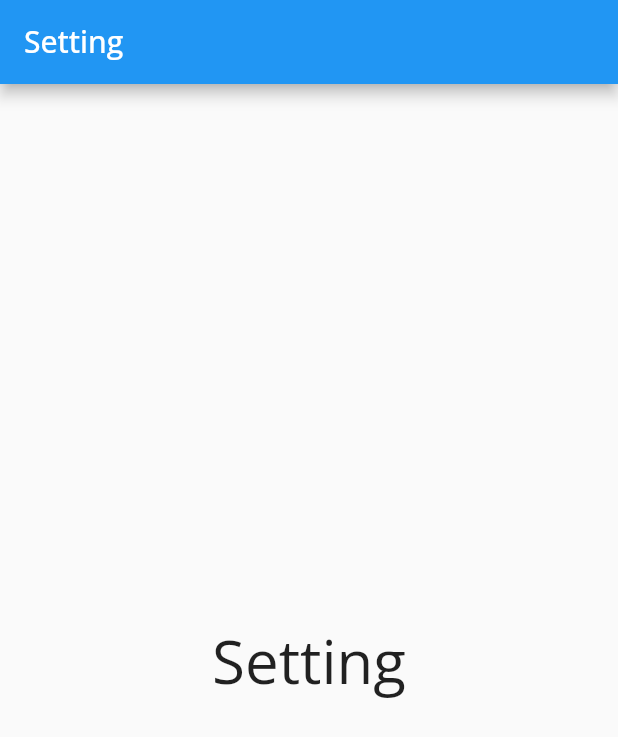
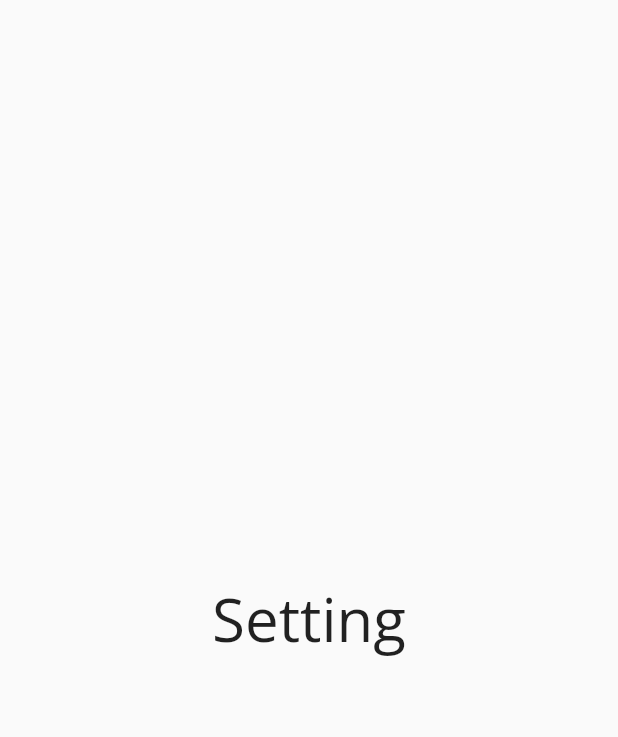
Before and after one commit to CNDvn/ParkingApp-Mobile, a Flutter app: the Setting screen opened directly, on a phone screen of 412 x 824 dp. Shown: the top 737 px of the screen. Run offline on Flutter 3.47's test engine with Material 2 defaults, Android fonts, the phone set to English and light mode, and no system bars; our stand-ins replace intro_slider.

Commit message:
update PAM-11

```diff
--- a/lib/view/bottomNavigationBar/data_bottom_tab_bar.dart
+++ b/lib/view/bottomNavigationBar/data_bottom_tab_bar.dart
@@ -1,9 +1,9 @@
 import 'package:flutter/material.dart';
 import 'package:parkingappmobile/configs/themes/app_color.dart';
-import 'package:parkingappmobile/view/bottomNavigationBar/setting.dart';
 import 'package:parkingappmobile/view/history/history.dart';
 import 'package:parkingappmobile/view/home/home.dart';
 import 'package:parkingappmobile/view/payments/payments.dart';
+import 'package:parkingappmobile/view/setting/setting.dart';
 
 int currentTab = 0;
 
--- a/lib/view/bottomNavigationBar/setting.dart
+++ /dev/null
@@ -1,18 +0,0 @@
-import 'package:flutter/material.dart';
-
-class Setting extends StatefulWidget {
-  const Setting({ Key? key }) : super(key: key);
-
-  @override
-  _SettingState createState() => _SettingState();
-}
-
-class _SettingState extends State<Setting> {
-  @override
-  Widget build(BuildContext context) {
-    return Scaffold(
-      appBar: AppBar(title: Text('Setting')),
-      body: Center(child: Text('Setting', style: TextStyle(fontSize: 40),),),
-    );
-  }
-}
--- a/lib/view/history/history.dart
+++ b/lib/view/history/history.dart
@@ -11,9 +11,6 @@ class _HistoryState extends State<History> {
   @override
   Widget build(BuildContext context) {
     return Scaffold(
-      appBar: AppBar(
-        title: Text('History'),
-      ),
       body: Center(
         child: Text(
           'History',
--- a/lib/view/home/home.dart
+++ b/lib/view/home/home.dart
@@ -11,9 +11,6 @@ class _HomeState extends State<Home> {
   @override
   Widget build(BuildContext context) {
     return Scaffold(
-      appBar: AppBar(
-        title: Text('Home'),
-      ),
       body: Center(
         child: Text(
           'Home',
--- a/lib/view/payments/payments.dart
+++ b/lib/view/payments/payments.dart
@@ -11,9 +11,6 @@ class _PaymentsState extends State<Payments> {
   @override
   Widget build(BuildContext context) {
     return Scaffold(
-      appBar: AppBar(
-        title: Text('Payments'),
-      ),
       body: Center(
         child: Text(
           'Payments',
--- a/lib/view/setting/setting.dart
+++ b/lib/view/setting/setting.dart
@@ -11,7 +11,6 @@ class _SettingState extends State<Setting> {
   @override
   Widget build(BuildContext context) {
     return Scaffold(
-      appBar: AppBar(title: Text('Setting')),
       body: Center(
         child: Text(
           'Setting',
```
